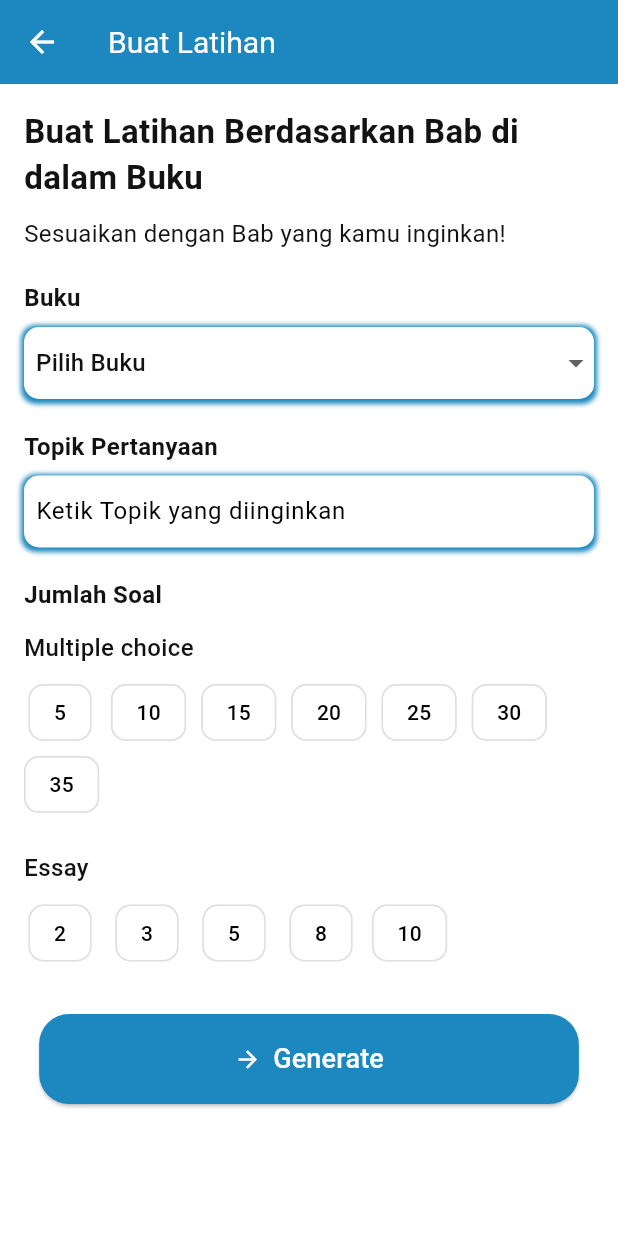
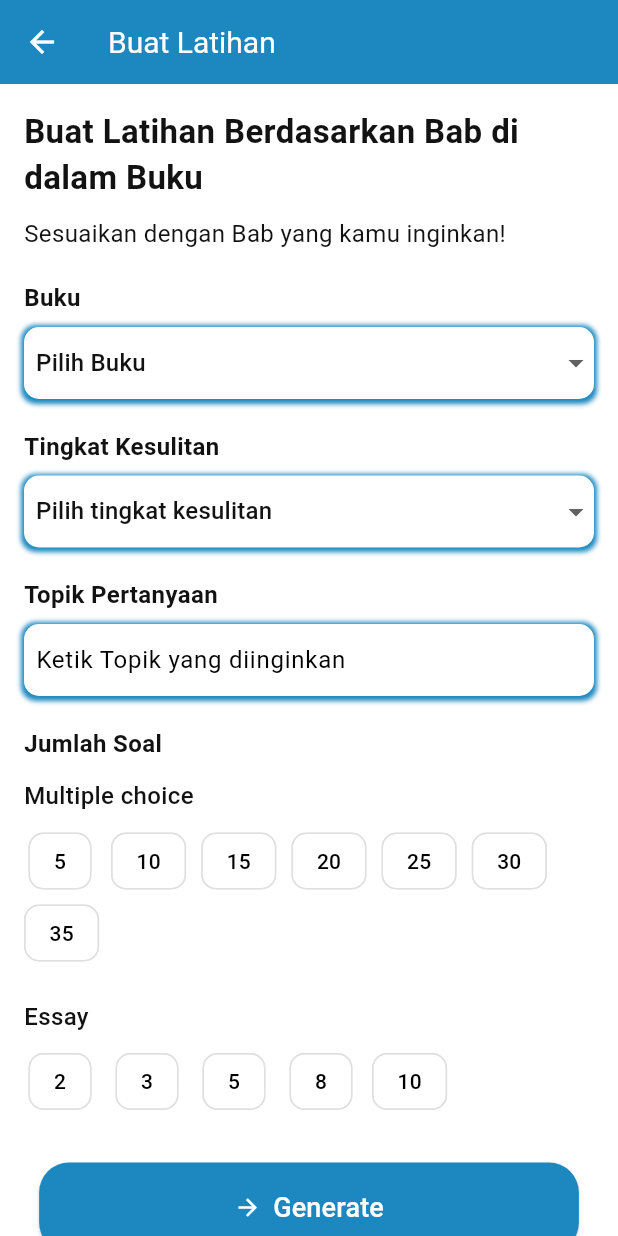
Before and after one commit to Dustymon111/Ekstraksi-File-GPT-4, a Flutter app: the CreateTopicScreen screen opened directly, on a phone screen of 412 x 824 dp. Run offline on Flutter 3.47's test engine with Material 3 defaults, Android fonts, the phone set to English and light mode, and no system bars; our stand-ins replace cloud_firestore, file_picker, firebase_auth, firebase_core, firebase_storage, fl_chart and 3 more; missing offline and left inert: dart_openai, docx_template, langchain, langchain_community, langchain_openai, syncfusion_flutter_pdf and 1 more; accounts and stored records are empty.

Commit message:
update UI create topic & fix conflict other

```diff
--- a/lib/main.dart
+++ b/lib/main.dart
@@ -19,8 +19,8 @@ import 'firebase_options.dart';
 
 void main() async {
   WidgetsFlutterBinding.ensureInitialized();
-  await dotenv.load(fileName: ".env");
-  OpenAI.apiKey = dotenv.env["OPENAI_API_KEY"]!;
+  // await dotenv.load(fileName: ".env");
+  // OpenAI.apiKey = dotenv.env["OPENAI_API_KEY"]!;
   await Firebase.initializeApp(
     options: DefaultFirebaseOptions.currentPlatform,
   );
--- a/lib/screen/create_page.dart
+++ b/lib/screen/create_page.dart
@@ -68,10 +68,8 @@ class _CreateScreenState extends State<CreateScreen> {
             // Updated Button Design for "Ekstrak Buku"
             _buildActionButton(
               onPressed: () {
-                Navigator.of(context)
-                    .push(MaterialPageRoute(builder: (context) {
-                  return CreateSubject();
-                }));
+                Navigator.of(context).push(
+                    MaterialPageRoute(builder: (context) => CreateSubject()));
               },
               icon: Icons.folder_open,
               label: "Extract New Book",
--- a/lib/screen/create_subject.dart
+++ b/lib/screen/create_subject.dart
@@ -31,8 +31,8 @@ class CreateSubject extends StatefulWidget {
 }
 
 class _CreateSubjectState extends State<CreateSubject> {
-  final String localhost = dotenv.env["LOCALHOST"]!;
-  final String port = dotenv.env["PORT"]!;
+  // final String localhost = dotenv.env["LOCALHOST"]!;
+  // final String port = dotenv.env["PORT"]!;
   final String serverUrl =
       'https://ekstraksi-file-gpt-4-server-xzcbfs2fqq-et.a.run.app';
 
--- a/lib/screen/create_topic_screen.dart
+++ b/lib/screen/create_topic_screen.dart
@@ -10,6 +10,7 @@ class CreateTopicScreen extends StatefulWidget {
 class _CreateTopicScreenState extends State<CreateTopicScreen> {
   String? selectedSubject;
   String? selectedTopic;
+  String? selectedLevel;
   int? selectedMultipleChoice;
   int? selectedEssay;
 
@@ -93,6 +94,64 @@ class _CreateTopicScreenState extends State<CreateTopicScreen> {
                       });
                     },
                     items: <String>['Math', 'Science', 'Analyst']
+                        .map<DropdownMenuItem<String>>((String value) {
+                      return DropdownMenuItem<String>(
+                        value: value,
+                        child: Padding(
+                          padding: const EdgeInsets.all(8.0),
+                          child: Text(value,
+                              style: TextStyle(
+                                  color: Theme.of(context)
+                                      .textTheme
+                                      .bodyLarge
+                                      ?.color)),
+                        ),
+                      );
+                    }).toList(),
+                  ),
+                ),
+              ),
+              SizedBox(height: 20),
+              Text(
+                "Tingkat Kesulitan",
+                style: TextStyle(
+                    fontSize: 16,
+                    fontWeight: FontWeight.bold,
+                    color: Theme.of(context).textTheme.bodyLarge?.color),
+              ),
+              SizedBox(height: 8),
+              Container(
+                decoration: BoxDecoration(
+                  color: Theme.of(context).scaffoldBackgroundColor,
+                  borderRadius: BorderRadius.circular(10),
+                  boxShadow: [
+                    BoxShadow(
+                      color: Color(0xFF1C88BF),
+                      spreadRadius: 2,
+                      blurRadius: 2,
+                      offset: Offset(0, 1),
+                    ),
+                  ],
+                ),
+                child: DropdownButtonHideUnderline(
+                  child: DropdownButton<String>(
+                    hint: Padding(
+                      padding: const EdgeInsets.all(8.0),
+                      child: Text(
+                        "Pilih tingkat kesulitan",
+                        style: TextStyle(
+                            color:
+                                Theme.of(context).textTheme.bodyLarge?.color),
+                      ),
+                    ),
+                    value: selectedLevel,
+                    isExpanded: true,
+                    onChanged: (newValue) {
+                      setState(() {
+                        selectedLevel = newValue;
+                      });
+                    },
+                    items: <String>['Mudah', 'Sedang', 'Sulit']
                         .map<DropdownMenuItem<String>>((String value) {
                       return DropdownMenuItem<String>(
                         value: value,
```
Also changed, not shown: lib/screen/bookmark_detail_screen.dart (+6 -8 lines), lib/screen/profile_screen.dart (+12 -1 lines).
